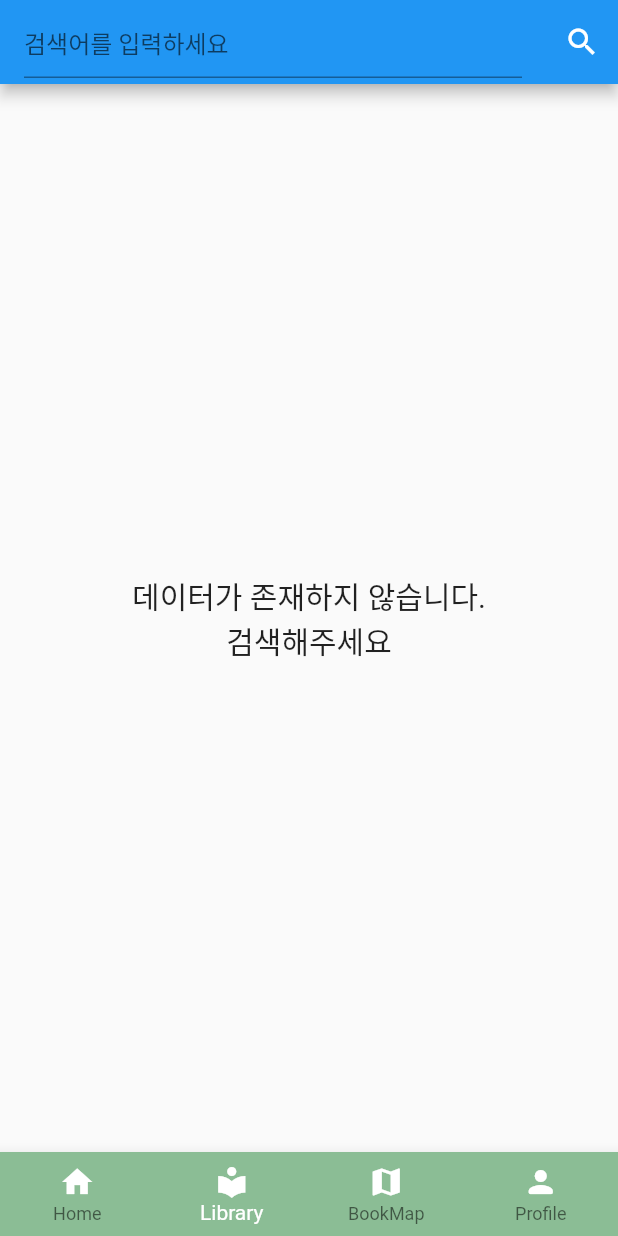
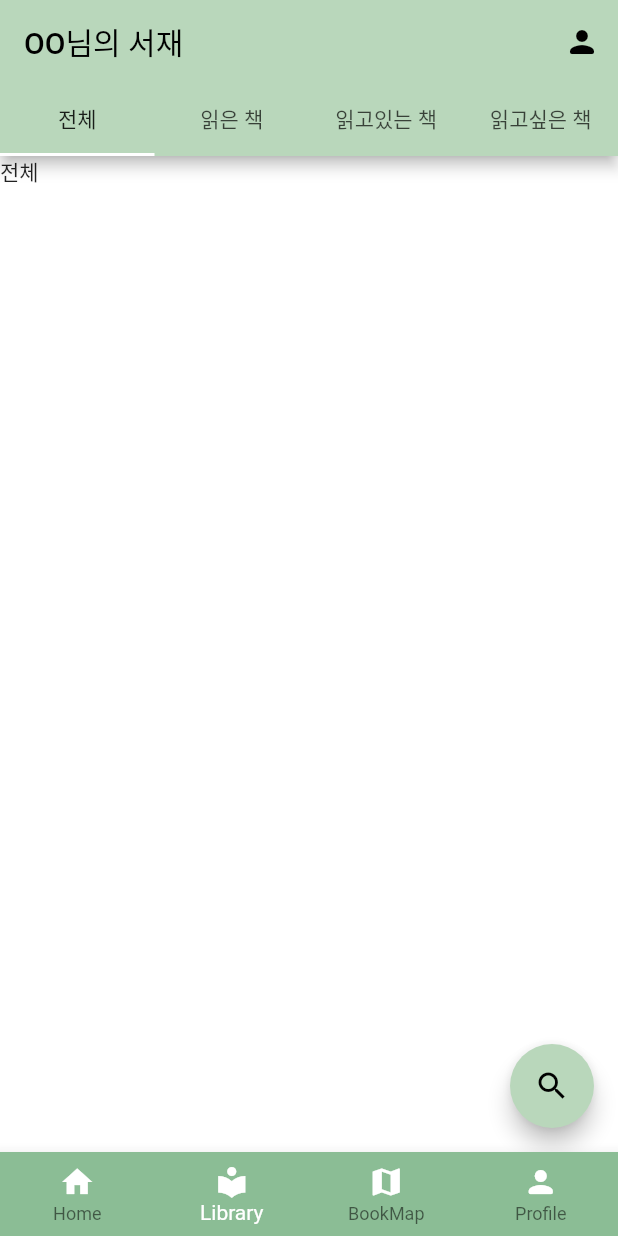
Before and after one commit to YEONZZ/bookmap_front, a Flutter app: the screen it shows after launch, item 2 of the bottom bar chosen, on a phone screen of 412 x 824 dp. Run offline on Flutter 3.47's test engine with Material 2 defaults, Android fonts, the phone set to English and light mode, and no system bars; our stand-ins replace firebase_auth, firebase_core; missing offline and left inert: flutterfire_ui; accounts and stored records are empty.

Commit message:
230406 서재 추가

```diff
--- a/lib/main.dart
+++ b/lib/main.dart
@@ -1,10 +1,15 @@
 import 'package:flutter/material.dart';
+import 'package:firebase_core/firebase_core.dart';
 import 'pages/home.dart';
-import 'pages/search.dart';
+import 'pages/library.dart';
 import 'pages/bookmap.dart';
 import 'pages/profile.dart';
 
-void main() => runApp(const MyApp());
+void main() async {
+  WidgetsFlutterBinding.ensureInitialized();
+  await Firebase.initializeApp();
+  runApp(MyApp());
+}
 
 class MyApp extends StatelessWidget {
   const MyApp({super.key});
@@ -33,7 +38,7 @@ class _MyStatefulWidgetState extends State<MyStatefulWidget> {
   static const TextStyle optionStyle =
   TextStyle(fontSize: 30, fontWeight: FontWeight.bold);
   static List<Widget> _widgetOptions = <Widget>[
-    Home(), Search(), BookMap(), Profile()
+    Home(), Library(), BookMap(), Profile()
   ];
 
   void _onItemTapped(int index) {
--- /dev/null
+++ b/lib/pages/library.dart
@@ -0,0 +1,91 @@
+import 'package:flutter/material.dart';
+import 'search.dart';
+import 'profile.dart';
+void main() {
+  runApp(Library());
+}
+
+const MaterialColor appcolor = MaterialColor(
+  _appcolor,
+  <int, Color>{
+    50: Color(0xFFD9E8DA),
+    100: Color(0xFFB9D7BB),
+    200: Color(0xFFA2C9A3),
+    300: Color(0xFF93B696),
+    400: Color(0xFF85A485),
+    500: Color(_appcolor),
+    600: Color(0xFF8DC08D),
+    700: Color(0xFF7FAD7F),
+    800: Color(0xFF4E544F),
+    900: Color(0xFF323632),
+  },);
+const int _appcolor = 0xFFB9D7BB;
+
+
+class Library extends StatelessWidget {
+  static const String _title = 'Widget Example';
+
+  @override
+  Widget build(BuildContext context) {
+    return MaterialApp(
+      debugShowCheckedModeBanner: false,
+      title: _title,
+      theme: ThemeData(
+        brightness: Brightness.light,
+        primarySwatch: appcolor
+      ),
+      initialRoute: '/',
+      routes: {'/': (context) => FirstPage(),
+               '/search': (context) => Search(),
+              '/profile':(context) => Profile()
+      },
+    );
+  }
+}
+
+class FirstPage extends StatefulWidget {
+  @override
+  State<StatefulWidget> createState() => _FirstPage();
+}
+
+class _FirstPage extends State<FirstPage> {
+  @override
+  Widget build(BuildContext context) {
+    return DefaultTabController(
+      length: 4,
+      child: Scaffold(
+        backgroundColor: Colors.white,
+        appBar: AppBar(
+          title: Text("OO님의 서재"),
+          actions: <Widget>[
+            IconButton(onPressed: (){
+              Navigator.of(context).pushNamed('/profile');
+            }, icon: Icon(Icons.person_rounded))
+          ],
+          bottom: TabBar(
+            tabs: [
+              Tab(text: "전체"),
+              Tab(text: "읽은 책"),
+              Tab(text: "읽고있는 책"),
+              Tab(text: "읽고싶은 책"),
+            ],
+          ),
+        ),
+      body: TabBarView(
+        children: [
+          Text("전체"),
+          Text("읽은 책"),
+          Text("읽고 있는 책"),
+          Text("읽고싶은"),
+        ],
+      ),
+      floatingActionButton: FloatingActionButton(
+        onPressed: () {
+          Navigator.of(context).pushNamed('/search');
+        },
+        child: Icon(Icons.search),
+      ),
+      )
+    );
+  }
+}
--- a/lib/pages/profile.dart
+++ b/lib/pages/profile.dart
@@ -112,7 +112,7 @@ class Profile extends StatelessWidget {
                       shape: const RoundedRectangleBorder(side: BorderSide(color: Colors.black26),
                         borderRadius: BorderRadius.only(topLeft: Radius.circular(10), bottomLeft: Radius.circular(10)),),
                     backgroundColor: Colors.white),
-                    child:const Column(
+                    child: Column(
                       children: [
                         Padding(padding: EdgeInsets.only(top: 5)),
                         Text('완독', style: TextStyle(color: Colors.black38, fontSize: 11, fontWeight: FontWeight.bold),),
@@ -124,7 +124,7 @@ class Profile extends StatelessWidget {
                     style: TextButton.styleFrom(
                         shape: const RoundedRectangleBorder(side: BorderSide(color: Colors.black26), borderRadius: BorderRadius.all(Radius.circular(0))),
                         backgroundColor: Colors.white),
-                    child:const Column(
+                    child: Column(
                       children: [
                         Padding(padding: EdgeInsets.only(top: 5)),
                         Text('페이지',
@@ -136,7 +136,7 @@ class Profile extends StatelessWidget {
                 child: TextButton(onPressed: (){},
                     style: TextButton.styleFrom(backgroundColor: Colors.white,
                         shape: const RoundedRectangleBorder(side: BorderSide(color: Colors.black26), borderRadius: BorderRadius.only(topRight: Radius.circular(10), bottomRight: Radius.circular(10)),)),
-                    child:const Column(
+                    child: Column(
                       children: [
                         Padding(padding: EdgeInsets.only(top: 5)),
                         Text('일', style: TextStyle(color: Colors.black38, fontSize: 11, fontWeight: FontWeight.bold),),
--- a/lib/pages/search.dart
+++ b/lib/pages/search.dart
@@ -1,3 +1,4 @@
+import 'package:bookmap/pages/library.dart';
 import 'package:flutter/material.dart';
 import 'package:http/http.dart' as http;
 import 'dart:convert';
@@ -46,11 +47,18 @@ class _HttpApp extends State<HttpApp> {
     // TODO: implement build
     return Scaffold(
       appBar: AppBar(
+        backgroundColor: appcolor,
         title: TextField(
           controller: _editingController,
           style: TextStyle(color: Colors.white),
           keyboardType: TextInputType.text,
           decoration: InputDecoration(hintText: '검색어를 입력하세요'),
+        ),
+        leading: IconButton(
+          icon: Icon(Icons.arrow_back),
+          onPressed: () {
+            Navigator.of(context).pop();
+          },
         ),
         actions: <Widget>[
           IconButton(onPressed: (){
```
Also changed, not shown: pubspec.lock.
